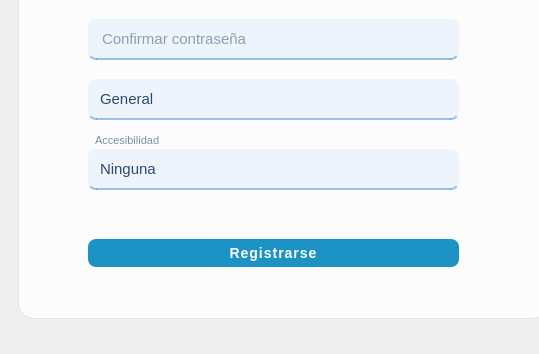
The window that src/vista/ui/vistaRegistro.ui (laraanton/InSo) describes before a commit, drawn with Qt 5; both pictures show x 0 to 539 and y 490 to 844 of the 1115 by 844 pixel window.
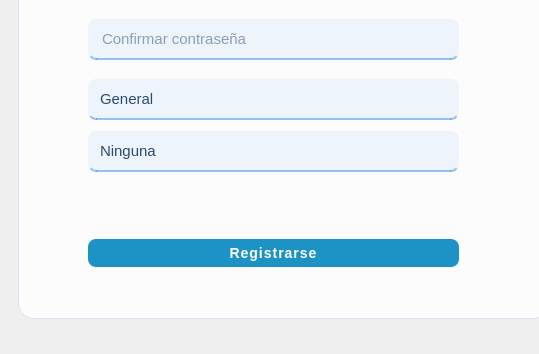
The same window after the commit. Icons and pictures are not drawn.

Commit message:
Replace QLabel with QComboBox f
Replaced QLabel with QComboBox for accessibility input.

Patch:
```diff
--- a/src/vista/ui/vistaRegistro.ui
+++ b/src/vista/ui/vistaRegistro.ui
@@ -306,32 +306,11 @@
          </widget>
 
 <!-- Accesibilidad -->
-         <widget class="QLabel" name="lbl_accesibilidad">
-          <property name="geometry">
-           <rect>
-            <x>70</x>
-            <y>512</y>
-            <width>371</width>
-            <height>18</height>
-           </rect>
-          </property>
-          <property name="styleSheet">
-           <string notr="true">QLabel {
-	font-size: 11px;
-	color: rgba(44, 74, 110, 0.6);
-	padding-left: 4px;
-}</string>
-          </property>
-          <property name="text">
-           <string>Accesibilidad</string>
-          </property>
-         </widget>
-
          <widget class="QComboBox" name="in_accesibilidad">
           <property name="geometry">
            <rect>
             <x>70</x>
-            <y>530</y>
+            <y>512</y>
             <width>371</width>
             <height>41</height>
            </rect>
```
